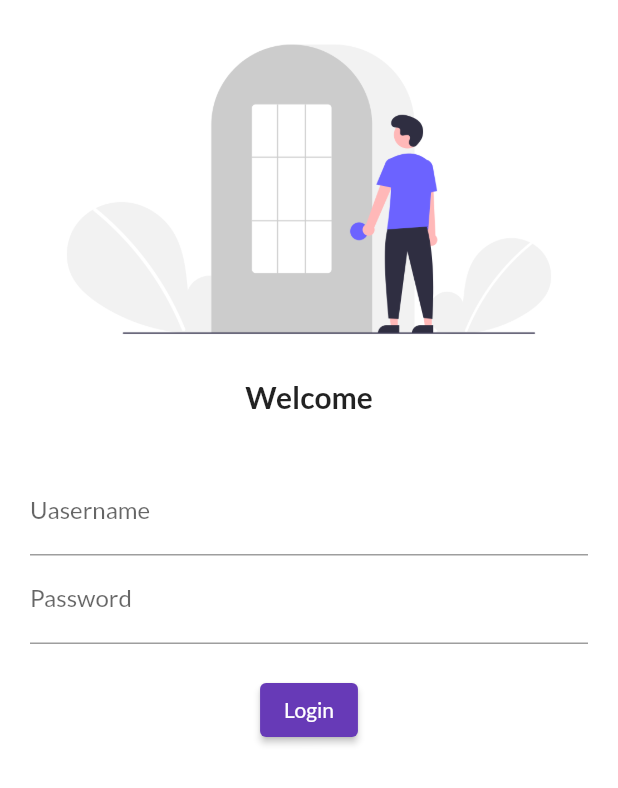
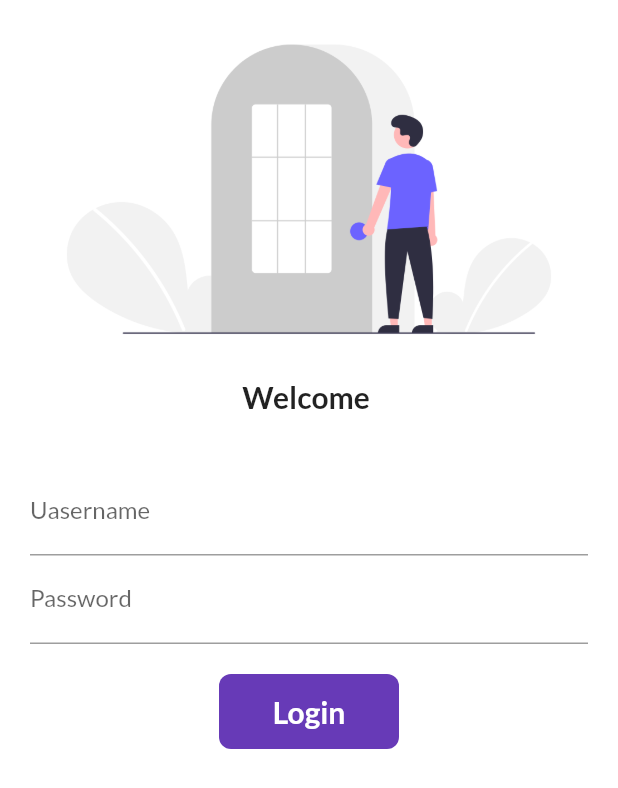
Before and after one commit to FaiyazUllah786/catalogue_app, a Flutter app: the screen it shows after launch, on a phone screen of 412 x 824 dp. Shown: the top 788 px of the screen. Run offline on Flutter 3.47's test engine with Material 2 defaults, Android fonts, the phone set to English and light mode, and no system bars; our stand-ins replace google_fonts.

Commit message:
day 6 completed

```diff
--- a/lib/main.dart
+++ b/lib/main.dart
@@ -37,9 +37,9 @@ class MyApp extends StatelessWidget {
       // home: homepage(),//use either "/" or home
       themeMode: ThemeMode.light,
       theme: ThemeData(
-          primarySwatch: Colors.deepPurple,
-          fontFamily: GoogleFonts.lato()
-              .fontFamily), //for light theme(user assign theme)
+        primarySwatch: Colors.deepPurple,
+        fontFamily: GoogleFonts.lato().fontFamily,
+      ), //for light theme(user assign theme)
       darkTheme: ThemeData(
         brightness: Brightness.dark,
         // primarySwatch: Colors.deepOrange), //for dark theme(user assign theme)
--- a/lib/pages/loginpage.dart
+++ b/lib/pages/loginpage.dart
@@ -1,9 +1,16 @@
 import 'package:catalogue_app/utils/routes.dart';
 import 'package:flutter/material.dart';
 
-class LoginPage extends StatelessWidget {
+class LoginPage extends StatefulWidget {
   const LoginPage({Key? key}) : super(key: key);
 
+  @override
+  State<LoginPage> createState() => _LoginPageState();
+}
+
+class _LoginPageState extends State<LoginPage> {
+  String name = "";
+  bool changeButton = false;
   @override
   Widget build(BuildContext context) {
     return Material(
@@ -16,7 +23,7 @@ class LoginPage extends StatelessWidget {
               fit: BoxFit.cover,
             ),
             Text(
-              "Welcome",
+              "Welcome $name",
               style: TextStyle(fontSize: 20, fontWeight: FontWeight.bold),
             ),
             SizedBox(
@@ -27,9 +34,14 @@ class LoginPage extends StatelessWidget {
               child: Column(
                 children: [
                   TextFormField(
-                    decoration: InputDecoration(
-                        hintText: "Enter Username", labelText: "Uasername"),
-                  ),
+                      decoration: InputDecoration(
+                        hintText: "Enter Username",
+                        labelText: "Uasername",
+                      ),
+                      onChanged: (value) {
+                        name = value;
+                        setState(() {});
+                      }),
                   TextFormField(
                     obscureText: true,
                     decoration: InputDecoration(
@@ -38,11 +50,42 @@ class LoginPage extends StatelessWidget {
                   SizedBox(
                     height: 20,
                   ),
-                  ElevatedButton(
-                    onPressed: () {
+                  // ElevatedButton(
+                  //   onPressed: () {
+                  //     Navigator.pushNamed(context, MyRoutes.homeRoute);
+                  //   },
+                  //   child: Text("Login"),
+                  // )
+                  InkWell(
+                    onTap: () async {
+                      setState(() {
+                        changeButton = true;
+                      });
+                      await Future.delayed(Duration(seconds: 1));
                       Navigator.pushNamed(context, MyRoutes.homeRoute);
                     },
-                    child: Text("Login"),
+                    child: AnimatedContainer(
+                      duration: Duration(seconds: 1),
+                      alignment: Alignment.center,
+                      height: 50,
+                      width: changeButton ? 50 : 120,
+                      child: changeButton
+                          ? Icon(
+                              Icons.done,
+                              color: Colors.white,
+                            )
+                          : Text(
+                              "Login",
+                              style: TextStyle(
+                                  color: Colors.white,
+                                  fontWeight: FontWeight.bold,
+                                  fontSize: 20),
+                            ),
+                      decoration: BoxDecoration(
+                          color: Colors.deepPurple,
+                          borderRadius:
+                              BorderRadius.circular(changeButton ? 50 : 8)),
+                    ),
                   )
                 ],
               ),
```
